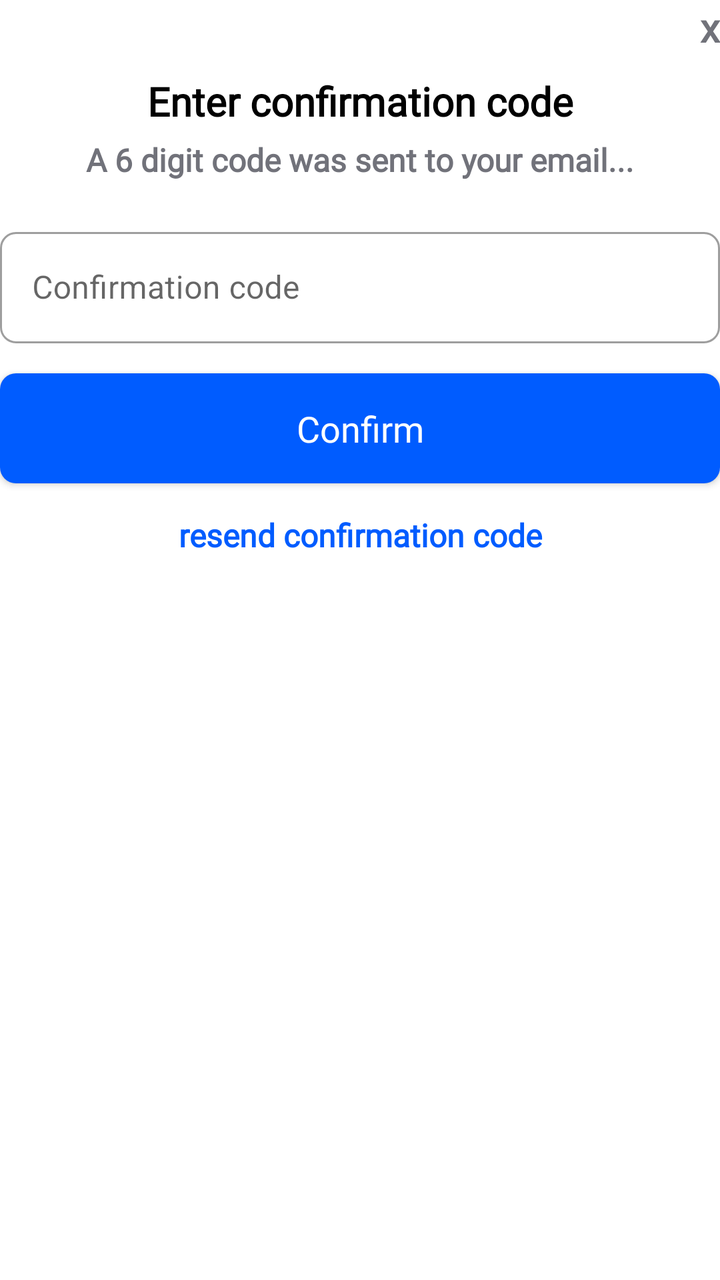
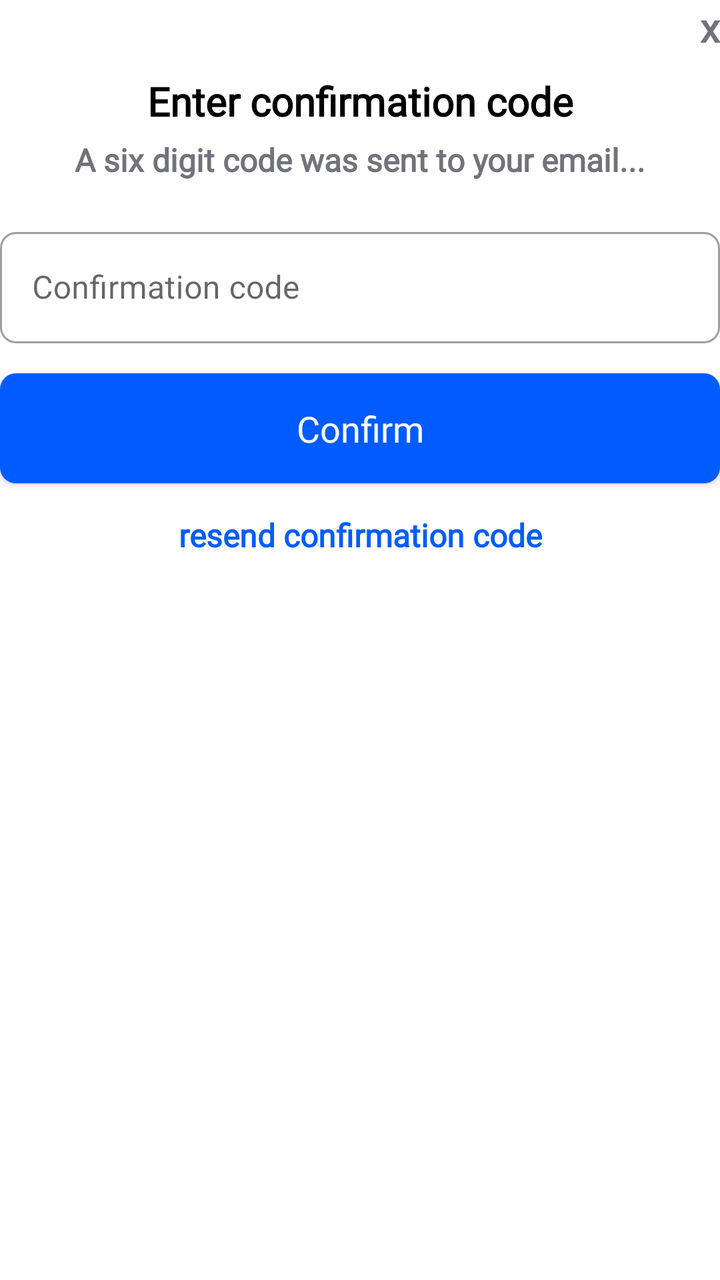

Screens rendered from an Android XML layout before and after an edit, with the pre-edit source and the edit as a unified diff.
<!-- AndroidManifest.xml: application theme Theme.Screenlake -->
<!-- res/layout/fragment_register_confirm_email.xml -->
<?xml version="1.0" encoding="utf-8"?>
<LinearLayout xmlns:android="http://schemas.android.com/apk/res/android"
    xmlns:tools="http://schemas.android.com/tools"
    android:layout_width="match_parent"
    android:layout_height="match_parent"
    xmlns:app="http://schemas.android.com/apk/res-auto"
    android:orientation="vertical"
    android:layout_marginStart="25dp"
    android:layout_marginEnd="25dp"
    android:layout_marginTop="20dp"
    tools:context=".recorder.fragments.RegisterConfirmEmailFragment">

    <TextView
        android:id="@+id/registerConfirmEmailCodeCancel"
        android:layout_width="match_parent"
        android:layout_height="wrap_content"
        android:fontFamily="@font/inter_semibold"
        android:gravity="end"
        android:text="x"
        android:textColor="@color/screenlake_light_gray"
        android:textSize="20sp"
        android:textStyle="bold"
        android:typeface="sans" />

    <TextView
        android:layout_width="match_parent"
        android:layout_height="wrap_content"
        android:fontFamily="@font/inter_semibold"
        android:gravity="center"
        android:paddingTop="10dp"
        android:paddingBottom="5dp"
        android:text="Enter confirmation code"
        android:textColor="?attr/colorOnSurface"
        android:textSize="20sp"
        android:textStyle="bold"
        android:typeface="sans" />

    <TextView
        android:layout_width="match_parent"
        android:layout_height="wrap_content"
        android:fontFamily="@font/inter_light"
        android:gravity="center"
        android:paddingBottom="10dp"
        android:text="A 6 digit code was sent to your email..."
        android:textColor="@color/screenlake_light_gray"
        android:textSize="16sp"
        android:textStyle="bold"
        android:typeface="sans" />

    <com.google.android.material.textfield.TextInputLayout
        android:id="@+id/registerConfirmCode"
        style="@style/Widget.MaterialComponents.TextInputLayout.OutlinedBox"
        android:layout_marginTop="10dp"
        android:layout_marginBottom="5dp"
        app:boxCornerRadiusTopStart="8dp"
        app:boxCornerRadiusTopEnd="8dp"
        app:boxCornerRadiusBottomStart="8dp"
        app:boxCornerRadiusBottomEnd="8dp"
        android:layout_width="match_parent"
        android:layout_height="wrap_content"
        android:hint="Confirmation code">

        <com.google.android.material.textfield.TextInputEditText
            android:id="@+id/registerNameEmailFragmentCode"
            android:layout_width="match_parent"
            android:layout_height="wrap_content"
            android:inputType="text" />

    </com.google.android.material.textfield.TextInputLayout>

    <androidx.appcompat.widget.AppCompatButton
        android:id="@+id/registerConfirmCodeNext"
        android:layout_width="match_parent"
        android:layout_height="55dp"
        android:layout_gravity="center"
        android:layout_marginTop="10dp"
        android:layout_marginBottom="5dp"
        android:background="@drawable/standart_rounding"
        android:fontFamily="@font/inter_semibold"
        android:text="Confirm"
        android:textAppearance="@style/TextAppearance.AppCompat.Medium"
        android:textColor="@color/white" />

    <TextView
        android:id="@+id/resend_confirmation"
        android:layout_width="match_parent"
        android:layout_height="wrap_content"
        android:fontFamily="@font/inter_light"
        android:gravity="center"
        android:paddingBottom="10dp"
        android:layout_marginTop="10dp"
        android:text="resend confirmation code"
        android:textColor="@color/screenlake_main"
        android:textSize="16sp"
        android:textStyle="bold"
        android:typeface="sans" />

</LinearLayout>
<!-- resources referenced by this layout -->
<resources>
  <color name="screenlake_light_gray">#71727A</color>
  <color name="screenlake_main">#005cff</color>
  <color name="white">#FFFFFFFF</color>
  <!-- drawable standart_rounding (drawable) -->
  <?xml version="1.0" encoding="utf-8"?>
  <shape xmlns:android="http://schemas.android.com/apk/res/android"
      android:shape="rectangle"
      android:padding="10dp">
  
      <solid android:color="@color/screenlake_main" />
      <corners
          android:bottomRightRadius="8dp"
          android:bottomLeftRadius="8dp"
          android:topLeftRadius="8dp"
          android:topRightRadius="8dp" />
  </shape>
  <style name="Theme.Screenlake" parent="Theme.MaterialComponents.DayNight.NoActionBar">
          
          <item name="colorPrimary">@color/screenlake_main</item>
          <item name="colorPrimaryVariant">@color/screenlake_main</item>
          <item name="colorOnPrimary">@color/white</item>
          
          <item name="colorSecondary">@color/teal_200</item>
          <item name="colorSecondaryVariant">@color/teal_700</item>
          <item name="colorOnSecondary">@color/black</item>
          
          <item name="android:statusBarColor" tools:targetApi="l">@android:color/transparent</item>
          <item name="android:windowLayoutInDisplayCutoutMode" tools:targetApi="o_mr1">shortEdges</item>
      </style>
  <color name="teal_200">#FF03DAC5</color>
  <color name="teal_700">#FF018786</color>
  <color name="black">#FF000000</color>
</resources>

<!-- the commit's change to res/layout/fragment_register_confirm_email.xml (unified diff, before → after) -->
@@ -41,7 +41,7 @@
         android:fontFamily="@font/inter_light"
         android:gravity="center"
         android:paddingBottom="10dp"
-        android:text="A 6 digit code was sent to your email..."
+        android:text="@string/confirmation_code_sent"
         android:textColor="@color/screenlake_light_gray"
         android:textSize="16sp"
         android:textStyle="bold"
<!-- resource entries referenced after the edit -->
@@ -16,6 +16,7 @@
           android:topLeftRadius="8dp"
           android:topRightRadius="8dp" />
   </shape>
+  <string name="confirmation_code_sent">A six digit code was sent to your email...</string>
   <style name="Theme.Screenlake" parent="Theme.MaterialComponents.DayNight.NoActionBar">
           
           <item name="colorPrimary">@color/screenlake_main</item>
